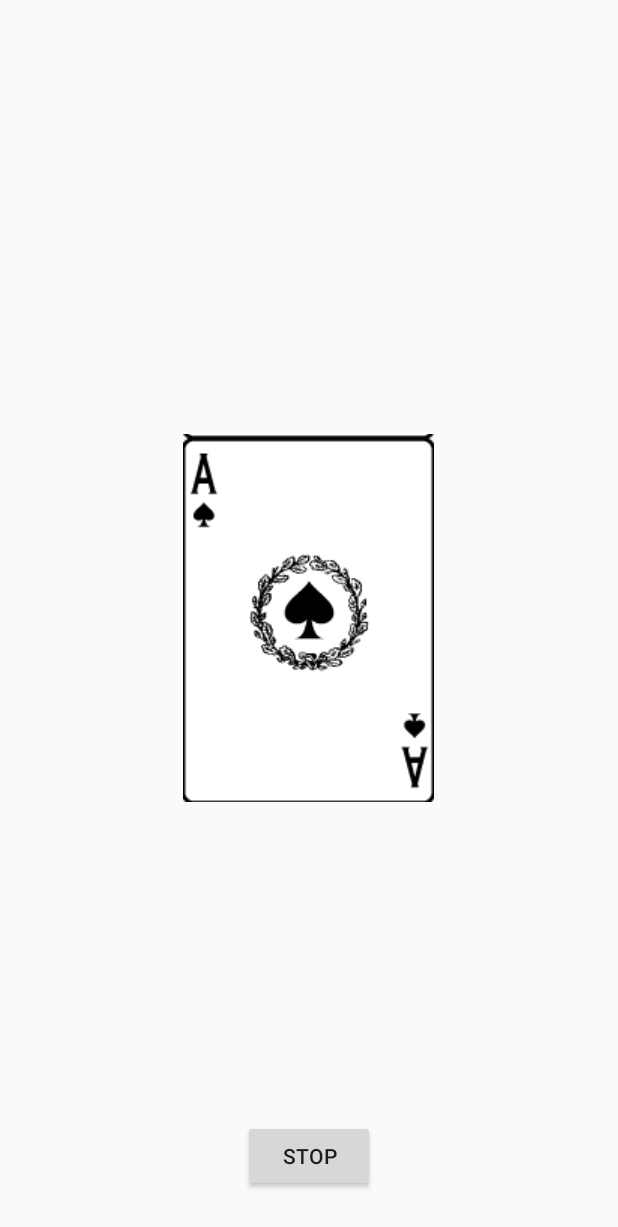
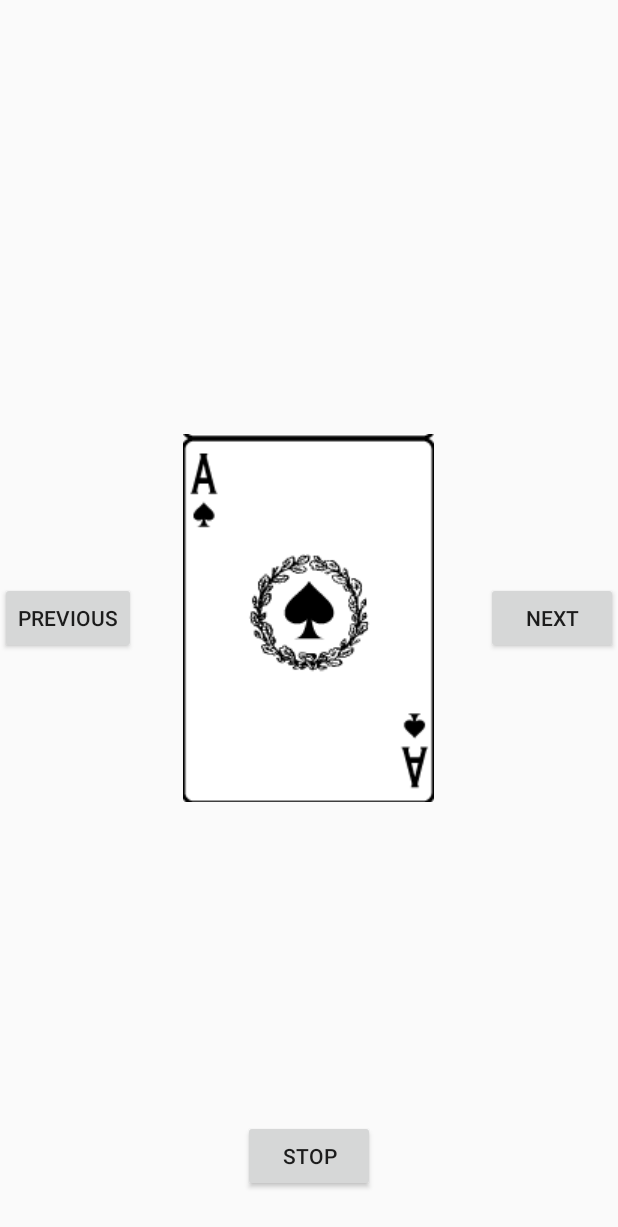
Before and after one commit to PirateKingDee/SuperMemory, an Android app: the layout activity_game_play.xml on its own in the app's theme, with its tools: preview values and no code run, on a phone screen of 412 x 824 dp. Shown: the top 1227 px of the screen. Run offline under Robolectric (Android 15) with nearby library versions, the phone set to English and light mode, and no system bars.

Commit message:
With left right button

```diff
--- a/app/src/main/AndroidManifest.xml
+++ b/app/src/main/AndroidManifest.xml
@@ -17,6 +17,7 @@
             </intent-filter>
         </activity>
         <activity android:name=".GamePlay" />
+        <activity android:name=".GameOver"></activity>
     </application>
 
 </manifest>
--- a/app/src/main/java/com/googleappliedandroid/supermemory/Game.java
+++ b/app/src/main/java/com/googleappliedandroid/supermemory/Game.java
@@ -1,5 +1,6 @@
 package com.googleappliedandroid.supermemory;
 import java.util.ArrayList;
+import java.util.Deque;
 import java.util.LinkedList;
 import java.util.Queue;
 import java.util.Random;
@@ -9,7 +10,7 @@ import java.util.concurrent.TimeUnit;
 public class Game {
 	private int memorizeTime;
 	private ArrayList<Card> deck;
-	private Queue <Card> sequence;
+	private Deque<Card> sequence;
 	public Game () { //Constructor - this also creates a full deck of 52 cards in order
 		sequence = new LinkedList<Card>();
 		//same as restoreDeck?
--- a/app/src/main/res/layout/activity_game_play.xml
+++ b/app/src/main/res/layout/activity_game_play.xml
@@ -24,6 +24,23 @@
         android:layout_centerHorizontal="true"
         android:layout_marginBottom="29dp" />
 
+    <Button
+        android:id="@+id/left"
+        android:layout_width="wrap_content"
+        android:layout_height="wrap_content"
+        android:layout_alignParentLeft="true"
+        android:layout_alignParentStart="true"
+        android:layout_centerVertical="true"
+        android:text="Previous" />
+
+    <Button
+        android:id="@+id/right"
+        android:layout_width="wrap_content"
+        android:layout_height="wrap_content"
+        android:layout_alignParentEnd="true"
+        android:layout_alignParentRight="true"
+        android:layout_alignTop="@+id/left"
+        android:text="Next" />
 
 
 </RelativeLayout>
```
Also changed, not shown: app/src/main/java/com/googleappliedandroid/supermemory/GameOver.java (added, +30 -0 lines), app/src/main/java/com/googleappliedandroid/supermemory/GamePlay.java (+81 -11 lines), app/src/main/res/layout/activity_game_over.xml (added, +21 -0 lines), app/src/main/res/layout/activity_restore_order.xml (+18 -3 lines).
